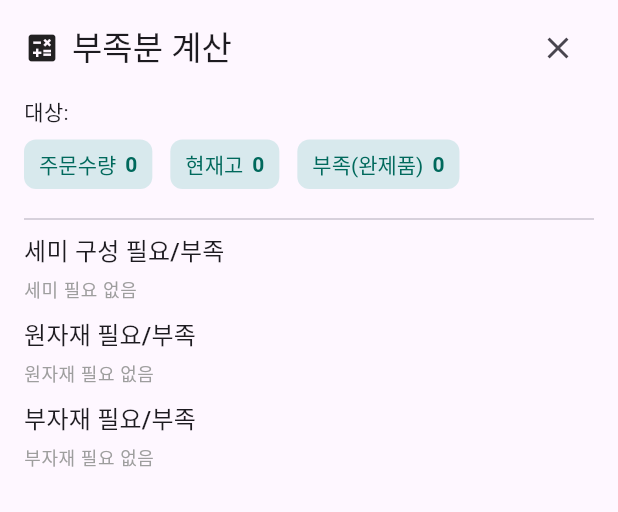
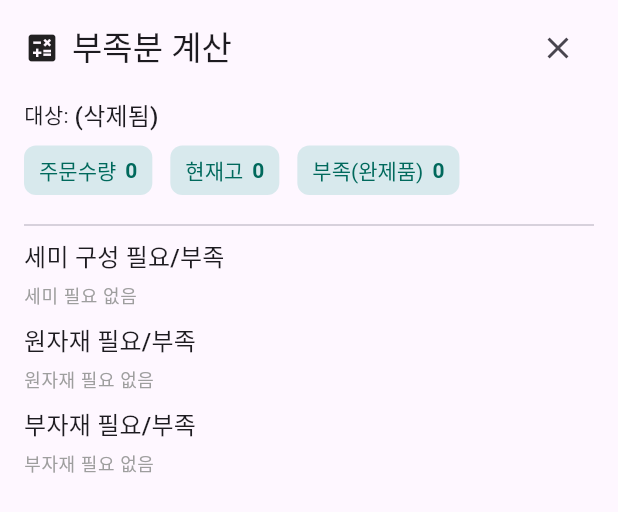
Before and after one commit to bluefoginthecup/stock_mvp_app, a Flutter app: the ShortageResultScreen widget shown alone on an empty page, opened directly with empty values, on a phone screen of 412 x 824 dp. Shown: the top 512 px of the screen. Run offline on Flutter 3.47's test engine with Material 3 defaults, Android fonts, the light colour scheme and no system bars; our stand-ins replace shared_preferences; accounts and stored records are empty.

```diff
--- a/lib/src/screens/bom/shortage_result_screen.dart
+++ b/lib/src/screens/bom/shortage_result_screen.dart
@@ -5,6 +5,8 @@ import 'package:provider/provider.dart';
 import '../../repos/repo_interfaces.dart';
 import '../../services/shortage_service.dart';
 import '../../services/bom_service.dart';
+import '../../utils/item_presentation.dart'; // ✅ 추가
+
 
 /// 주문 상세에서 호출하는 "부족분 결과" 모달
 class ShortageResultScreen extends StatefulWidget {
@@ -132,9 +134,13 @@ class _ShortageResultScreenState extends State<ShortageResultScreen> {
                   children: [
                     const Text('대상: '),
              Expanded(
-                      child: Text(
-                        vm.finishedItemId,
+                   child: ItemLabel(
+                     itemId: vm.finishedItemId,
+                     full: false,                 // 전체 경로 포함 (원하면 false)
+                     maxLines: 2,                // 두 줄 허용
+                     softWrap: true,
                      overflow: TextOverflow.ellipsis,
+                     style: theme.textTheme.titleMedium,
                    ),
              ),
                   ],
@@ -217,8 +223,11 @@ class _NeedShortRow extends StatelessWidget {
 
           // ItemLabel 대체: 우선 ID 텍스트
         Expanded(
-            child: Text(
-              vm.itemId,
+               child: ItemLabel(
+                 itemId: vm.itemId,
+                 full: false,                // 짧은 라벨([태그] 이름)
+                 maxLines: 2,                // 길면 2줄로
+                 softWrap: true,
                  overflow: TextOverflow.ellipsis,
                ),
          ),
--- a/lib/src/utils/item_presentation.dart
+++ b/lib/src/utils/item_presentation.dart
@@ -147,6 +147,7 @@ class ItemLabel extends StatelessWidget {
   final TextOverflow? overflow;    // 말줄임/잘림
   final TextStyle? style;          // 텍스트 스타일
   final String separator;          // 브레드크럼 구분자 (full=true일 때)
+  final VoidCallback? onTap;
 
   const ItemLabel({
     super.key,
@@ -157,6 +158,7 @@ class ItemLabel extends StatelessWidget {
     this.overflow = TextOverflow.ellipsis,
     this.style,
     this.separator = ' › ',
+    this.onTap,
   });
 
   @override
@@ -169,13 +171,20 @@ class ItemLabel extends StatelessWidget {
       future: full ? svc.fullLabel(itemId, sep: separator) : svc.shortLabel(itemId),
       builder: (ctx, snap) {
         if (!snap.hasData) return const SizedBox.shrink();
-        return Text(
-          snap.data!,
-          style: style,
-          maxLines: 2,
-          softWrap: true,
-          overflow: TextOverflow.ellipsis,
-        );
+        final label = Text(
+                     snap.data!,
+                     style: style,
+                     maxLines: maxLines,
+                     softWrap: softWrap,
+                     overflow: overflow,
+                   );
+               // onTap이 주어졌을 때만 클릭 가능하게
+               return onTap == null
+                   ? label
+                   : InkWell(
+                       onTap: onTap,
+                       child: label,
+                     );
       },
     );
   }
```
Also changed, not shown: lib/src/screens/orders/order_form_screen.dart (+36 -24 lines), 1 other file. Lines whose indentation alone changed are shown as unchanged.
